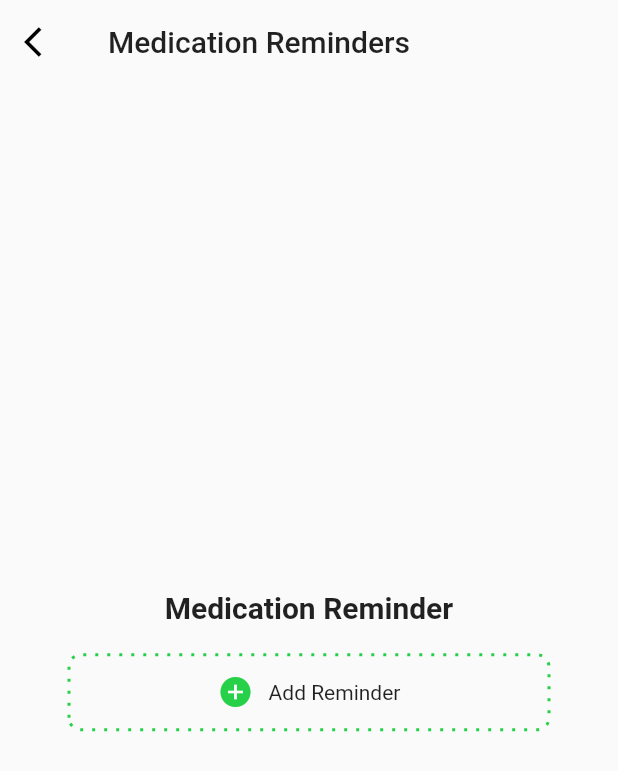
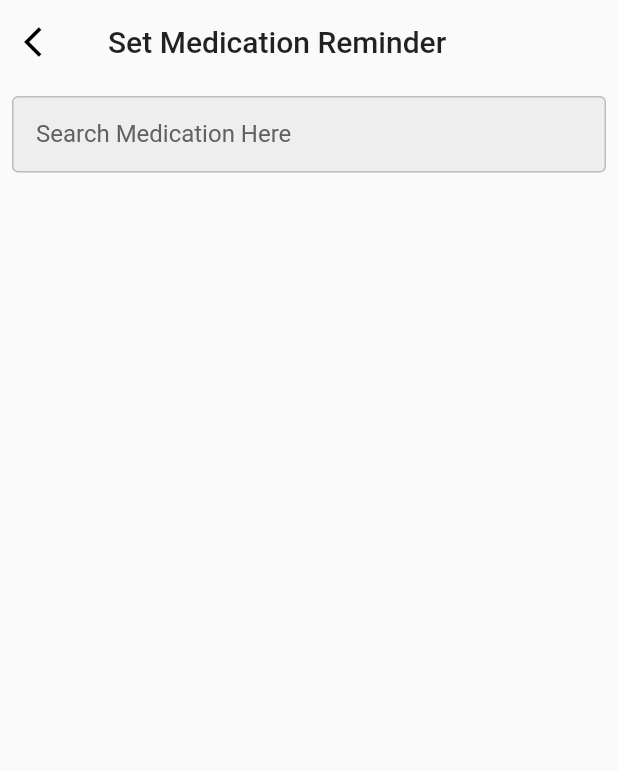
Before and after one commit to Mayank-kr-sh/health_care, a Flutter app: the SetReminders screen opened directly, after a tap on "Add Reminder", on a phone screen of 412 x 824 dp. Shown: the top 771 px of the screen. Run offline on Flutter 3.47's test engine with Material 2 defaults, Android fonts, the phone set to English and light mode, and no system bars; drawn by our look-alikes of dotted_border; our stand-ins replace carousel_slider, flutter_svg, permission_handler; network calls fail.

Commit message:
Medicine Reminder setup

```diff
--- a/lib/Frontend/Screens/Profile tools/Med  Reminders/Set_reminder.dart
+++ b/lib/Frontend/Screens/Profile tools/Med  Reminders/Set_reminder.dart
@@ -1,4 +1,5 @@
 import 'package:flutter/material.dart';
+import 'package:health_care/Frontend/Screens/Profile%20tools/Med%20%20Reminders/search_med.dart';
 import 'package:health_care/Frontend/buttons/Dot_button.dart';
 
 class SetReminders extends StatefulWidget {
@@ -42,7 +43,14 @@ class _SetRemindersState extends State<SetReminders> {
               const SizedBox(
                 height: 20,
               ),
-              Dotbutton(text: "Add Reminder", onPressed: () => {}),
+              Dotbutton(
+                  text: "Add Reminder",
+                  onPressed: () => {
+                        Navigator.push(
+                            context,
+                            MaterialPageRoute(
+                                builder: (context) => SearchMed()))
+                      }),
             ]));
   }
 }
--- /dev/null
+++ b/lib/Frontend/Screens/Profile tools/Med  Reminders/search_med.dart
@@ -0,0 +1,145 @@
+import 'package:flutter/material.dart';
+import 'package:flutter_svg/svg.dart';
+import 'package:health_care/Frontend/Screens/Profile%20tools/Med%20%20Reminders/add_reminders.dart';
+import 'package:health_care/Frontend/constants/constants.dart';
+import 'package:health_care/Frontend/constants/dummyData_med.dart';
+
+class SearchMed extends StatefulWidget {
+  const SearchMed({super.key});
+
+  @override
+  _SearchMedState createState() => _SearchMedState();
+}
+
+class _SearchMedState extends State<SearchMed> {
+  List<String> dummyData = dummyMed;
+
+  List<String> filteredData = [];
+
+  @override
+  void initState() {
+    filteredData;
+    super.initState();
+  }
+
+  void filterSearchResults(String query) {
+    List<String> searchResults = [];
+    searchResults.addAll(dummyData);
+
+    if (query.isNotEmpty) {
+      searchResults = searchResults
+          .where((item) => item.toLowerCase().contains(query.toLowerCase()))
+          .toList();
+    } else {
+      searchResults = [];
+    }
+
+    setState(() {
+      filteredData = searchResults;
+    });
+  }
+
+  @override
+  Widget build(BuildContext context) {
+    return Scaffold(
+      appBar: AppBar(
+        backgroundColor: Colors.transparent,
+        elevation: 0, // Removes the shadow
+        title: const Text(
+          'Set Medication Reminder',
+          style: TextStyle(color: Colors.black87),
+        ),
+        leading: IconButton(
+          icon: const Icon(
+            Icons.arrow_back_ios,
+            color: Colors.black,
+          ),
+          onPressed: () {
+            Navigator.pop(context);
+          },
+        ),
+      ),
+      body: Column(
+        children: [
+          Padding(
+            padding: const EdgeInsets.all(8.0),
+            child: TextField(
+              cursorColor: kPrimaryColor,
+              onChanged: (value) {
+                filterSearchResults(value);
+              },
+              decoration: InputDecoration(
+                labelText: 'Search Medication Here',
+                labelStyle: TextStyle(
+                  color: Colors.grey[700],
+                  fontSize: 16.0,
+                ),
+                enabledBorder: OutlineInputBorder(
+                  borderSide: BorderSide(
+                    color: Colors.grey.shade400,
+                  ),
+                ),
+                focusedBorder: const OutlineInputBorder(
+                  borderSide: BorderSide(
+                    color: kPrimaryColor,
+                  ),
+                ),
+                filled: true,
+                fillColor: Colors.grey[200],
+                contentPadding: const EdgeInsets.symmetric(
+                  vertical: 16.0,
+                  horizontal: 16.0,
+                ),
+              ),
+            ),
+          ),
+          Expanded(
+            child: ListView.builder(
+              itemCount: filteredData.length,
+              itemBuilder: (context, index) {
+                return ListTile(
+                    title: Row(
+                      // crossAxisAlignment: CrossAxisAlignment.start,
+                      children: [
+                        const Icon(Icons.add_circle, color: kPrimaryColor),
+                        const SizedBox(
+                          width: 10,
+                        ),
+                        Text(
+                          filteredData[index],
+                          style: const TextStyle(
+                              fontSize: 18.0, fontWeight: FontWeight.w500),
+                        ),
+                        const SizedBox(
+                          width: 10,
+                        ),
+                        SvgPicture.asset(
+                          "assets/icons/drugs.svg",
+                          color: Colors.black,
+                          width: 15,
+                        ),
+                        // const Divider(
+                        //   color: kPrimaryColor,
+                        //   height: 0,
+                        //   thickness: 1,
+                        //   // indent: 10,
+                        //   // endIndent: 10,
+                        // ),
+                      ],
+                    ),
+                    onTap: () {
+                      print('Tapped item: ${filteredData[index]}');
+                      Navigator.push(
+                          context,
+                          MaterialPageRoute(
+                              builder: (context) =>
+                                  AddReminder(text: filteredData[index])));
+                    });
+              },
+            ),
+          ),
+        ],
+      ),
+    );
+  }
+}
--- a/lib/Frontend/Screens/profile/components/body.dart
+++ b/lib/Frontend/Screens/profile/components/body.dart
@@ -7,6 +7,7 @@ import 'package:health_care/Frontend/Screens/Profile%20tools/Tracked_symptoms.da
 import 'package:health_care/Frontend/buttons/Transparent_button.dart';
 import 'package:health_care/Frontend/constants/constants.dart';
 
+import '../../Profile tools/Med  Reminders/Set_reminder.dart';
 import 'profile_menu.dart';
 
 class Body extends StatelessWidget {
@@ -73,7 +74,7 @@ class Body extends StatelessWidget {
               press: () {
                 Navigator.push(
                   context,
-                  MaterialPageRoute(builder: (context) => const MedReminders()),
+                  MaterialPageRoute(builder: (context) => const SetReminders()),
                 );
               }),
           ProfileMenu(
--- /dev/null
+++ b/lib/Frontend/constants/dummyData_med.dart
@@ -0,0 +1,72 @@
+List<String> dummyMed = [
+  'Acetaminophen',
+  'Adderall',
+  'Amitriptyline',
+  'Amlodipine',
+  'Amoxicillin',
+  'Ativan',
+  'Atorvastatin',
+  'Azithromycin',
+  'Benzonatate',
+  'Brilinta',
+  'Bunavail',
+  'Buprenorphine',
+  'Cephalexin',
+  'Ciprofloxacin',
+  'Citalopram',
+  'Clindamycin',
+  'Clonazepam',
+  'Cyclobenzaprine',
+  'Cymbalta',
+  'Doxycycline',
+  'Dupixent',
+  'Entresto',
+  'Entyvio',
+  'Farxiga',
+  'Fentanyl Patch',
+  'Gabapentin',
+  'Gilenya',
+  'Humira',
+  'Hydrochlorothiazide',
+  'Hydroxychloroquine',
+  'Ibuprofen',
+  'Imbruvica',
+  'Invokana',
+  'Januvia',
+  'Jardiance',
+  'Kevzara',
+  'Lexapro',
+  'Lisinopril',
+  'Lofexidine',
+  'Loratadine',
+  'Lyrica',
+  'Melatonin',
+  'Meloxicam',
+  'Metformin',
+  'Methadone',
+  'Methotrexate',
+  'Metoprolol',
+  'Naloxone',
+  'Naltrexone',
+  'Naproxen',
+  'Narcan',
+  'Nurtec',
+  'Omeprazole',
+  'Onpattro',
+  'Otezla',
+  'Ozempic',
+  'Pantoprazole',
+  'Plan B',
+  'Prednisone',
+  'Probuphine',
+  'Rybelsus',
+  'secukinumab',
+  'Sublocade',
+  'Tramadol',
+  'Trazodone',
+  'Viagra',
+  'Wegovy',
+  'Wellbutrin',
+  'Xanax',
+  'Zubsolv'
+];
```
Also changed, not shown: lib/Frontend/Screens/Profile tools/Med  Reminders/add_reminders.dart (added, +152 -0 lines), lib/Frontend/Screens/profile/components/profile_pic.dart (deleted, +0 -45 lines), lib/Frontend/constants/constants.dart (+23 -0 lines).
